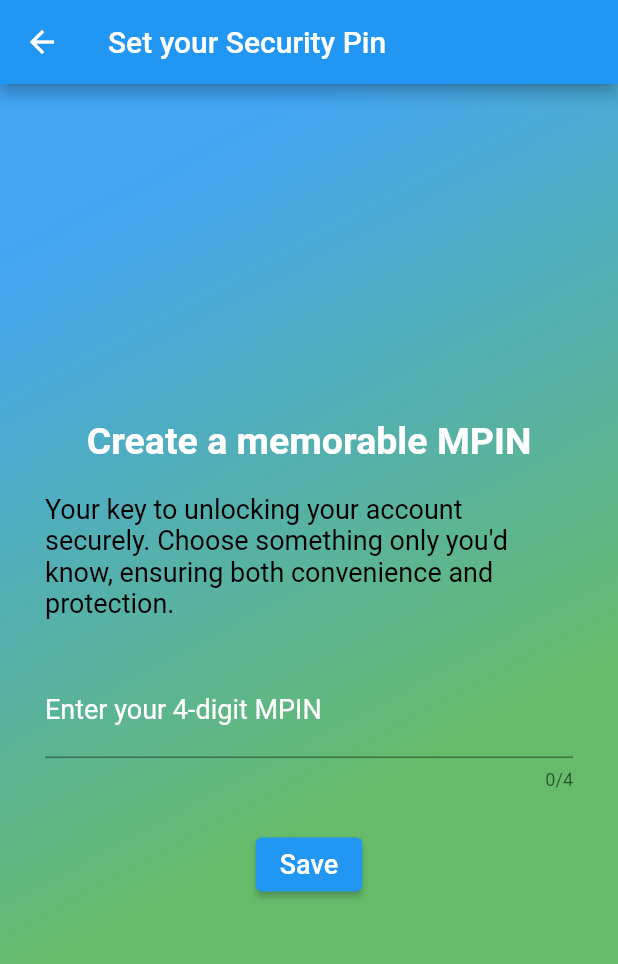
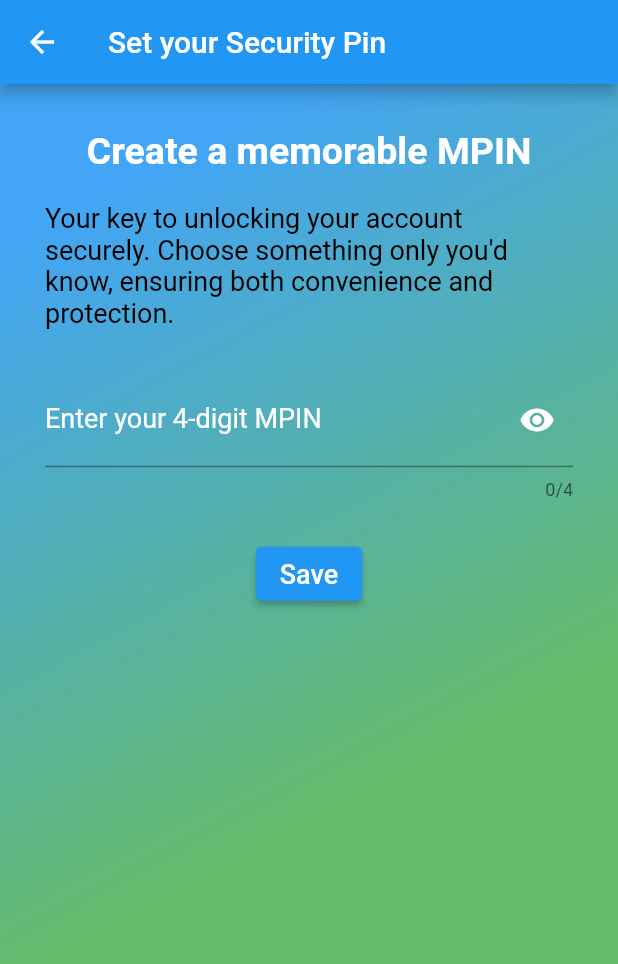
Before and after one commit to ank809/Password-Manager, a Flutter app: the Security_Pin screen opened by its route, on a phone screen of 412 x 824 dp. Shown: the top 964 px of the screen. Run offline on Flutter 3.47's test engine with Material 2 defaults, Android fonts, the phone set to English and light mode, and no system bars; our stand-ins replace cloud_firestore, email_validator, firebase_auth, firebase_core, get, google_sign_in; accounts and stored records are empty.

Commit message:
security pin page updated

```diff
--- a/lib/security_pin.dart
+++ b/lib/security_pin.dart
@@ -8,6 +8,17 @@ class Security_Pin extends StatefulWidget {
 }
 
 class _SecurityPinState extends State<Security_Pin> {
+  TextEditingController _passwordController = TextEditingController();
+  bool isobscureText = true;
+
+  void toggleVisibility() { // Corrected function name
+    setState(() {
+      isobscureText = !isobscureText;
+    });
+  }
+
+  final formKey = GlobalKey<FormState>();
+
   @override
   Widget build(BuildContext context) {
     return Scaffold(
@@ -24,7 +35,6 @@ class _SecurityPinState extends State<Security_Pin> {
         ),
         padding: EdgeInsets.all(30.0),
         child: Column(
-          mainAxisAlignment: MainAxisAlignment.center,
           children: [
             const Text(
               'Create a memorable MPIN',
@@ -35,28 +45,40 @@ class _SecurityPinState extends State<Security_Pin> {
               ),
             ),
             SizedBox(height: 20.0),
-           const Text(
+            const Center(
+              child: Text(
                 'Your key to unlocking your account securely. Choose something only you\'d know, ensuring both convenience and protection.',
                 style: TextStyle(
                   fontSize: 18.0,
                   color: Colors.black,
                 ),
               ),
+            ),
             SizedBox(height: 30.0),
-            Form(
+            Center(
+              child: Form(
+                key: formKey,
                 child: TextFormField(
-                decoration: const InputDecoration(
+                  obscureText: isobscureText,
+                  controller: _passwordController,
+                  keyboardType: TextInputType.number,
+                  maxLength: 4,
+                  decoration: InputDecoration(
                     labelText: 'Enter your 4-digit MPIN',
-                  labelStyle: TextStyle(
+                    labelStyle: const TextStyle(
                       color: Colors.white,
                       fontSize: 18.0,
                     ),
                     focusedBorder: OutlineInputBorder(),
+                    suffixIcon: IconButton(
+                      icon: Icon(isobscureText
+                          ? Icons.visibility
+                          : Icons.visibility_off),color: Colors.white,
+                      onPressed: toggleVisibility, // Corrected function name
                     ),
-                keyboardType: TextInputType.number,
-                obscureText: true,
-                maxLength: 4,
+                  ),
                   style: TextStyle(color: Colors.white, fontSize: 18.0),
+                ),
               ),
             ),
             SizedBox(height: 25.0),
```
Also changed, not shown: lib/add_password_page.dart (+11 -3 lines), lib/home.dart (+23 -3 lines), lib/update.dart (+12 -1 lines). Lines whose indentation alone changed are shown as unchanged.
